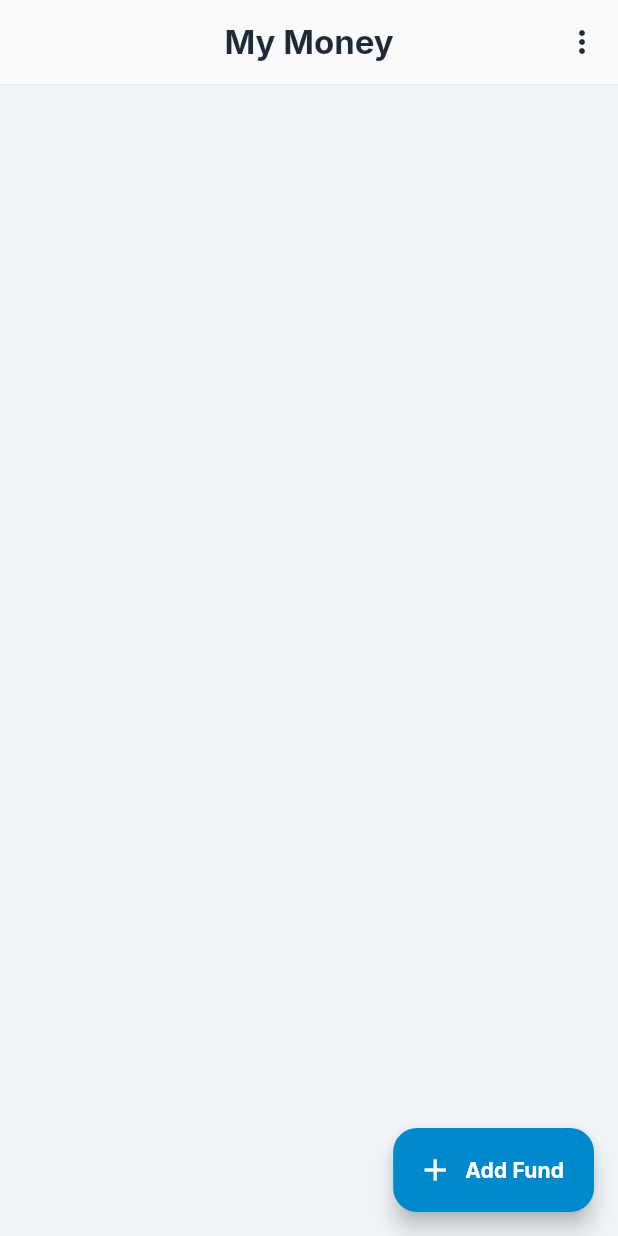
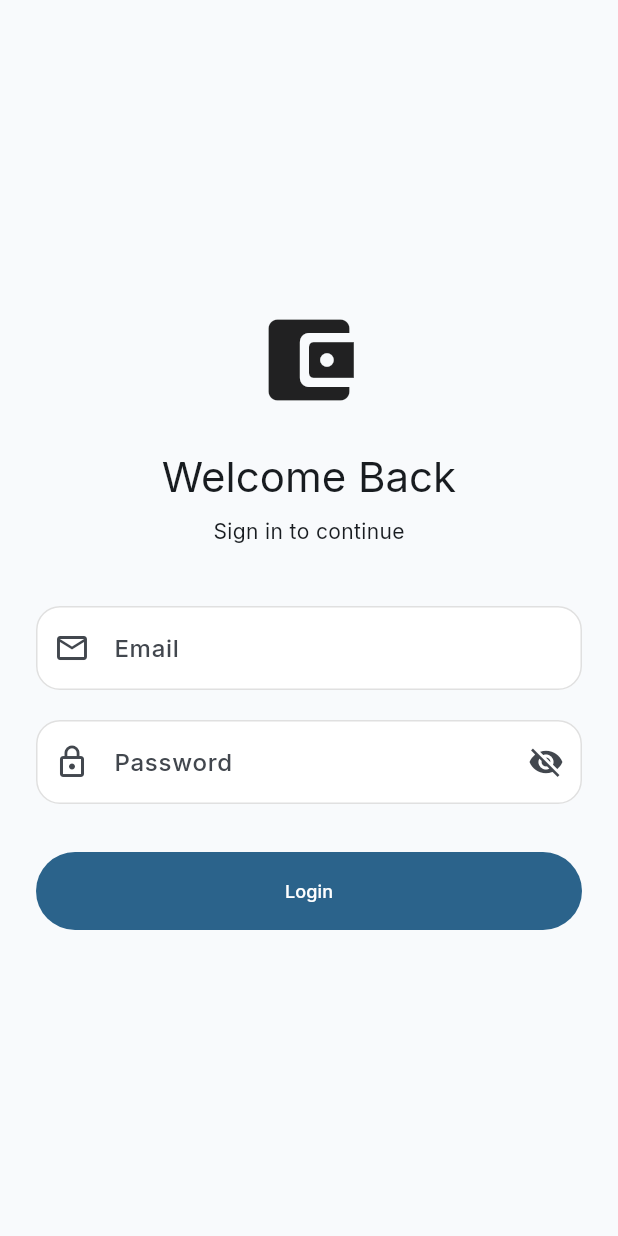
Before and after one commit to Codavina/myMoney, a Flutter app: the screen it shows after launch, on a phone screen of 412 x 824 dp. Run offline on Flutter 3.47's test engine with Material 3 defaults, Android fonts, the phone set to English and light mode, and no system bars; our stand-ins replace flutter_bloc, flutter_svg, sqflite, supabase_flutter; missing offline and left inert: svg_flutter; accounts and stored records are empty.

Commit message:
create loginScreen

```diff
--- a/lib/features/fund_screen/widgets/add_fund_dialog.dart
+++ b/lib/features/fund_screen/widgets/add_fund_dialog.dart
@@ -54,7 +54,8 @@ class _AddFundDialogState extends State<AddFundDialog> {
       context,
       FundModel(
         fundId: widget.fund?.fundId,
-        title: _titleController.text.trim(),
+        ownerId: widget.fund?.ownerId ?? 1,
+       title: _titleController.text.trim(),
         currencyId: _selectedCurrency!.currencyId!,
         createdAt: widget.fund?.createdAt ?? DateTime.now(),
         //balance: widget.fund!.balance,
--- /dev/null
+++ b/lib/features/login_screen/login_screen.dart
@@ -0,0 +1,131 @@
+import 'package:flutter/material.dart';
+
+class LoginScreen extends StatefulWidget {
+  const LoginScreen({super.key});
+
+  @override
+  State<LoginScreen> createState() => _LoginScreenState();
+}
+
+class _LoginScreenState extends State<LoginScreen> {
+  final _formKey = GlobalKey<FormState>();
+
+  final _emailController = TextEditingController();
+  final _passwordController = TextEditingController();
+
+  bool _obscurePassword = true;
+
+  @override
+  void dispose() {
+    _emailController.dispose();
+    _passwordController.dispose();
+    super.dispose();
+  }
+
+  @override
+  Widget build(BuildContext context) {
+    return Scaffold(
+      body: SafeArea(
+        child: Center(
+          child: SingleChildScrollView(
+            padding: const EdgeInsets.all(24),
+            child: ConstrainedBox(
+              constraints: const BoxConstraints(maxWidth: 420),
+              child: Form(
+                key: _formKey,
+                child: Column(
+                  mainAxisSize: MainAxisSize.min,
+                  children: [
+                    const Icon(
+                      Icons.account_balance_wallet_rounded,
+                      size: 72,
+                    ),
+
+                    const SizedBox(height: 24),
+
+                    Text(
+                      'Welcome Back',
+                      style: Theme.of(context).textTheme.headlineMedium,
+                    ),
+
+                    const SizedBox(height: 8),
+
+                    Text(
+                      'Sign in to continue',
+                      style: Theme.of(context).textTheme.bodyMedium,
+                    ),
+
+                    const SizedBox(height: 40),
+
+                    TextFormField(
+                      controller: _emailController,
+                      keyboardType: TextInputType.emailAddress,
+                      textInputAction: TextInputAction.next,
+                      decoration: const InputDecoration(
+                        labelText: 'Email',
+                        prefixIcon: Icon(Icons.email_outlined),
+                        border: OutlineInputBorder(),
+                      ),
+                      validator: (value) {
+                        if (value == null || value.trim().isEmpty) {
+                          return 'Email is required.';
+                        }
+                        return null;
+                      },
+                    ),
+
+                    const SizedBox(height: 20),
+
+                    TextFormField(
+                      controller: _passwordController,
+                      obscureText: _obscurePassword,
+                      textInputAction: TextInputAction.done,
+                      decoration: InputDecoration(
+                        labelText: 'Password',
+                        prefixIcon: const Icon(Icons.lock_outline),
+                        border: const OutlineInputBorder(),
+                        suffixIcon: IconButton(
+                          onPressed: () {
+                            setState(() {
+                              _obscurePassword = !_obscurePassword;
+                            });
+                          },
+                          icon: Icon(
+                            _obscurePassword
+                                ? Icons.visibility_off
+                                : Icons.visibility,
+                          ),
+                        ),
+                      ),
+                      validator: (value) {
+                        if (value == null || value.trim().isEmpty) {
+                          return 'Password is required.';
+                        }
+                        return null;
+                      },
+                    ),
+
+                    const SizedBox(height: 32),
+
+                    SizedBox(
+                      width: double.infinity,
+                      height: 52,
+                      child: FilledButton(
+                        onPressed: () {
+                          if (_formKey.currentState!.validate()) {
+                            // سيتم إضافة تسجيل الدخول في الخطوة القادمة.
+                          }
+                        },
+                        child: const Text('Login'),
+                      ),
+                    ),
+                  ],
+                ),
+              ),
+            ),
+          ),
+        ),
+      ),
+    );
+  }
+}
--- a/lib/main.dart
+++ b/lib/main.dart
@@ -3,7 +3,9 @@ import 'package:flutter_bloc/flutter_bloc.dart';
 import 'package:my_money/core/cubit/currency/currency_cubit.dart';
 import 'package:my_money/core/cubit/fund/fund_cubit.dart';
 import 'package:my_money/features/fund_screen/fund_screen.dart';
-import 'core/database/app_database.dart';
+import 'package:my_money/features/login_screen/login_screen.dart';
+import 'package:supabase_flutter/supabase_flutter.dart';
+import 'core/config/supabase_config.dart';
 import 'core/repositories/currency_repository.dart';
 import 'core/repositories/fund_repository.dart';
 import 'core/repositories/transaction_repository.dart';
@@ -12,8 +14,13 @@ import 'core/theme/app_theme.dart';
 void main() async {
   WidgetsFlutterBinding.ensureInitialized();
 
+  await Supabase.initialize(
+    url: SupabaseConfig.url,
+    publishableKey: SupabaseConfig.publishableKey,
+  );
 
-  await AppDatabase.instance.database;
+
+  debugPrint('Supabase initialized successfully.');
 
   // Create shared repository instances.
   // They are passed to Cubits instead of being created inside widgets.
@@ -67,7 +74,7 @@ class MyMoneyApp extends StatelessWidget {
         theme: AppTheme.light,
         darkTheme: AppTheme.dark,
         themeMode: ThemeMode.system,
-        home: const FundScreen(),
+        home: const LoginScreen(),
       ),),
     );
   }
--- a/pubspec.yaml
+++ b/pubspec.yaml
@@ -41,6 +41,7 @@ dependencies:
   flutter_bloc: ^9.1.1
   flutter_svg: ^2.3.0
   svg_flutter: ^0.0.1
+  supabase_flutter: ^2.16.0
 
 dev_dependencies:
   flutter_test:
```
Also changed, not shown: pubspec.lock, 2 other files.
